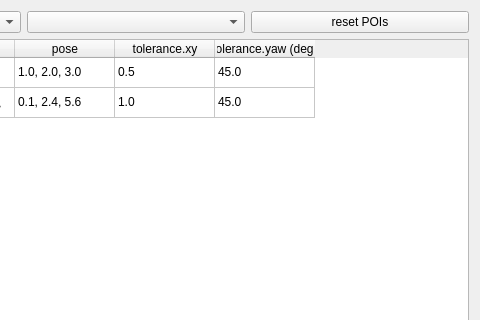
The window that mapoi_rviz_plugins/src/ui/poi_editor.ui (shimz-robotics/mapoi) describes before a commit, drawn with Qt 5; both pictures show x 208 to 688 and y 0 to 320 of the 688 by 478 pixel window.
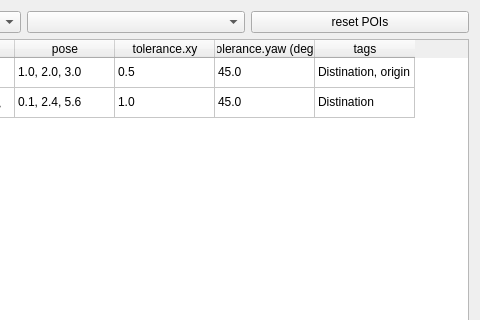
The same window after the commit.

Commit message:
fix(rviz_plugin): poi_editor.ui の columnCount を 6 に (segfault fix)
#138 で <column> element を 5→6 に増やしたが、Qt UI XML の
<property name="columnCount"><number>5</number></property> 属性を
更新し忘れていたため、生成された ui_poi_editor.h で:

  PoiTable->setColumnCount(6);   // <column> 数から決まる
  ...
  PoiTable->setColumnCount(5);   // columnCount property から、6→5 に縮める
  PoiTable->setItem(0, 5, ...);  // 削除済 column への access → SIGSEGV

の挙動になり、rviz2 起動直後に segfault していた (exit code -11)。

Docker (Jazzy) で実機確認:
- 修正前: rviz2 が起動直後に SIGSEGV
- 修正後: rviz2 正常起動、Panel が service 不在 WARN を出すのみで crash なし

```diff
--- a/mapoi_rviz_plugins/src/ui/poi_editor.ui
+++ b/mapoi_rviz_plugins/src/ui/poi_editor.ui
@@ -62,7 +62,7 @@
       <number>2</number>
      </property>
      <property name="columnCount">
-      <number>5</number>
+      <number>6</number>
      </property>
      <row>
       <property name="text">
```
